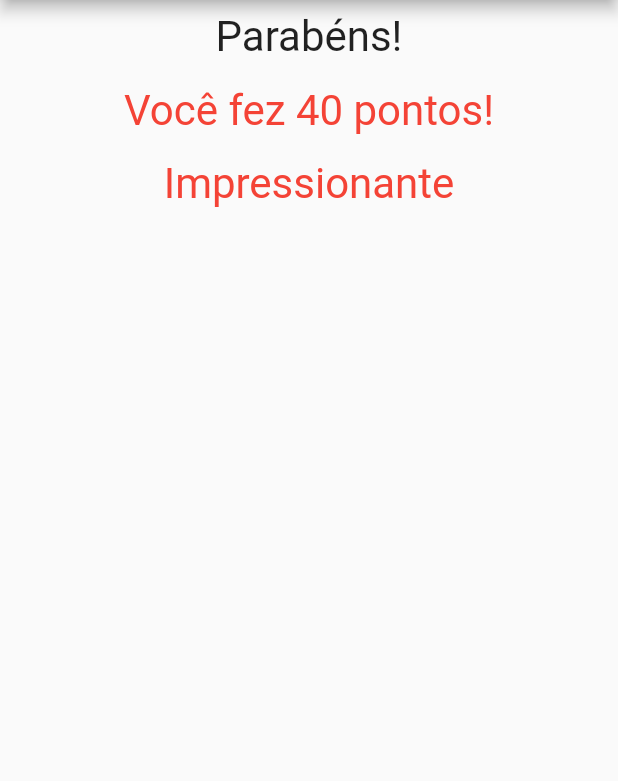
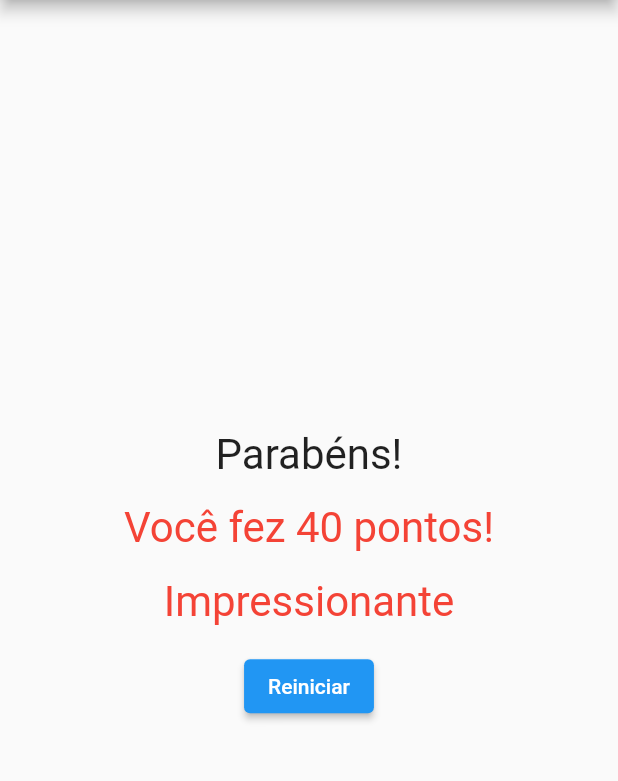
Before and after one commit to phabioas/projeto_perguntas, a Flutter app: the screen it shows after launch, after a tap on "branco", after a tap on "gato", after a tap on "outubro", on a phone screen of 412 x 824 dp, the part 84-865 px from its top. Run offline on Flutter 3.47's test engine with Material 2 defaults, Android fonts, the phone set to English and light mode, and no system bars.

Commit message:
Reiniciar

```diff
--- a/lib/components/resultado.dart
+++ b/lib/components/resultado.dart
@@ -3,8 +3,9 @@ import 'package:flutter/material.dart';
 
 class Resultado extends StatelessWidget {
   final int somaResultado;
+  final void Function() onPressed;
 
-  Resultado({required this.somaResultado});
+  Resultado({required this.somaResultado, required this.onPressed});
 
   get textoResultado {
     if (this.somaResultado <= 15) {
@@ -24,7 +25,7 @@ class Resultado extends StatelessWidget {
 
   @override
   Widget build(BuildContext context) {
-    return Column(children: [
+    return Column(mainAxisAlignment: MainAxisAlignment.center, children: [
       Padding(
         padding: const EdgeInsets.all(8.0),
         child: Center(child: Text('Parabéns!', style: TextStyle(fontSize: 28))),
@@ -41,6 +42,13 @@ class Resultado extends StatelessWidget {
             child: Text(this.textoResultado,
                 style: TextStyle(fontSize: 28, color: Colors.red))),
       ),
+      Padding(
+        padding: const EdgeInsets.all(8.0),
+        child: ElevatedButton(
+          onPressed: this.onPressed,
+          child: Text('Reiniciar'),
+        ),
+      ),
     ]);
   }
 }
--- a/lib/main.dart
+++ b/lib/main.dart
@@ -26,6 +26,13 @@ class _PerguntaAppState extends State<PerguntaApp> {
     }
   }
 
+  void reiniciar() {
+    setState(() {
+      _somaResposta = 0;
+      _perguntaSelecionada = 0;
+    });
+  }
+
   bool get temPerguntaSelecionada {
     return _perguntaSelecionada < _perguntas.length;
   }
@@ -46,7 +53,8 @@ class _PerguntaAppState extends State<PerguntaApp> {
               perguntas: _perguntas,
               perguntaSelecionada: _perguntaSelecionada,
               responder: (t) => responder(t))
-          : Resultado(somaResultado: this._somaResposta),
+          : Resultado(
+              somaResultado: this._somaResposta, onPressed: this.reiniciar),
     ));
   }
 }
```
